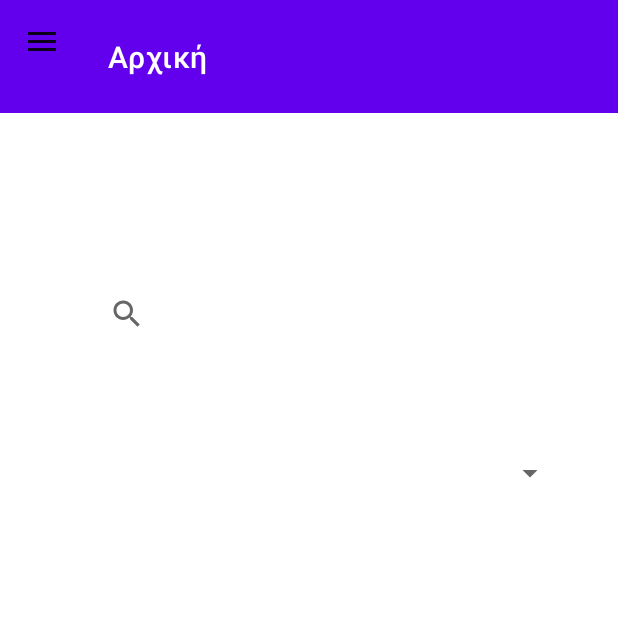
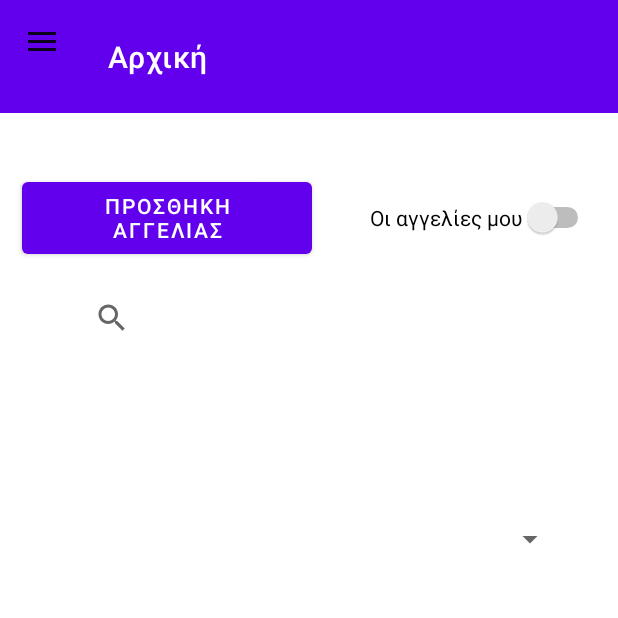
Before and after one commit to SimosNeopoulos/AdoptMe, an Android app: the MainActivity screen opened directly, with no data from a screen before it, on a phone screen of 412 x 824 dp, the top half of it. Run offline under Robolectric (Android 15) with nearby library versions, the phone set to English and light mode, and no system bars; 1 statement that could not run was skipped.

Commit message:
redirect add post from main

```diff
--- a/app/src/main/java/com/example/adoptme/AddPostActivity.java
+++ b/app/src/main/java/com/example/adoptme/AddPostActivity.java
@@ -76,7 +76,7 @@
         description = this.description.getText().toString();
         telephone = this.telephone.getText().toString();
         town = this.town.getText().toString();
-        //TODO: Να βάλω να ελενχει αν όλα έχουν συπμληρωθει.
+        //TODO: Να βάλω να ελεγχει αν όλα έχουν συπμληρωθει.
 
         databaseHelper.insertPost(town, species, name, Integer.parseInt(age), telephone,
                 "image_path", sessionManager.getSessionId(), description);
--- a/app/src/main/java/com/example/adoptme/MainActivity.java
+++ b/app/src/main/java/com/example/adoptme/MainActivity.java
@@ -9,6 +9,7 @@
 
 import android.content.Intent;
 import android.os.Bundle;
+import android.view.View;
 import android.widget.Toast;
 
 import com.google.android.material.navigation.NavigationView;
@@ -55,7 +56,11 @@
         startActivity(intent);
         finish();
     }
-
+    public void redirectToAddPost(View view) {
+        Intent intent = new Intent(getApplicationContext(), AddPostActivity.class);
+        startActivity(intent);
+        finish();
+    }
     public void setUpToolbar() {
         drawerLayout = findViewById(R.id.my_drawer_layout);
         Toolbar toolbar = findViewById(R.id.toolbar);
--- a/app/src/main/res/layout/activity_main.xml
+++ b/app/src/main/res/layout/activity_main.xml
@@ -1,4 +1,5 @@
 <?xml version="1.0" encoding="utf-8"?>
+
 <androidx.drawerlayout.widget.DrawerLayout  xmlns:android="http://schemas.android.com/apk/res/android"
     xmlns:app="http://schemas.android.com/apk/res-auto"
     xmlns:tools="http://schemas.android.com/tools"
@@ -32,21 +33,53 @@
         android:id="@+id/spinner"
         android:layout_width="344dp"
         android:layout_height="49dp"
-        android:layout_marginBottom="484dp"
+        android:layout_marginBottom="440dp"
         app:layout_constraintBottom_toBottomOf="parent"
         app:layout_constraintEnd_toEndOf="parent"
         app:layout_constraintHorizontal_bias="0.492"
         app:layout_constraintStart_toStartOf="parent" />
 
     <SearchView
+        android:id="@+id/searchView"
         android:layout_width="290dp"
         android:layout_height="57dp"
+        android:layout_marginTop="108dp"
+        android:layout_marginBottom="34dp"
         app:layout_constraintBottom_toTopOf="@+id/spinner"
         app:layout_constraintEnd_toEndOf="parent"
-        app:layout_constraintHorizontal_bias="0.495"
+        app:layout_constraintHorizontal_bias="0.413"
         app:layout_constraintStart_toStartOf="parent"
         app:layout_constraintTop_toBottomOf="@+id/toolbar"
-        app:layout_constraintVertical_bias="0.666" />
+        app:layout_constraintVertical_bias="0.0" />
+
+    <Switch
+        android:id="@+id/switch1"
+        android:layout_width="wrap_content"
+        android:layout_height="wrap_content"
+        android:layout_marginTop="56dp"
+        android:layout_marginEnd="16dp"
+        android:layout_marginBottom="79dp"
+        android:text="Οι αγγελίες μου"
+        app:layout_constraintBottom_toBottomOf="@+id/searchView"
+        app:layout_constraintEnd_toEndOf="parent"
+        app:layout_constraintTop_toBottomOf="@+id/toolbar"
+        app:layout_constraintVertical_bias="0.0"
+        tools:ignore="UseSwitchCompatOrMaterialXml" />
+
+    <Button
+        android:id="@+id/goToAddPost"
+        android:onClick="redirectToAddPost"
+        android:layout_width="193dp"
+        android:layout_height="60dp"
+        android:layout_marginTop="49dp"
+        android:layout_marginBottom="65dp"
+        android:text="Προσθηκη Αγγελιας"
+        app:layout_constraintBottom_toBottomOf="@+id/searchView"
+        app:layout_constraintEnd_toStartOf="@+id/switch1"
+        app:layout_constraintHorizontal_bias="0.275"
+        app:layout_constraintStart_toStartOf="parent"
+        app:layout_constraintTop_toBottomOf="@+id/toolbar"
+        app:layout_constraintVertical_bias="1.0" />
 
 </androidx.constraintlayout.widget.ConstraintLayout>
 
@@ -64,7 +97,8 @@
         app:layout_constraintStart_toStartOf="parent"
         app:layout_constraintTop_toTopOf="parent"
         app:layout_constraintVertical_bias="0.0"
-        app:menu="@menu/drawer_menu" />
+        app:menu="@menu/drawer_menu"
+        tools:ignore="VisualLintBounds" />
 
 
 </androidx.drawerlayout.widget.DrawerLayout>
```
